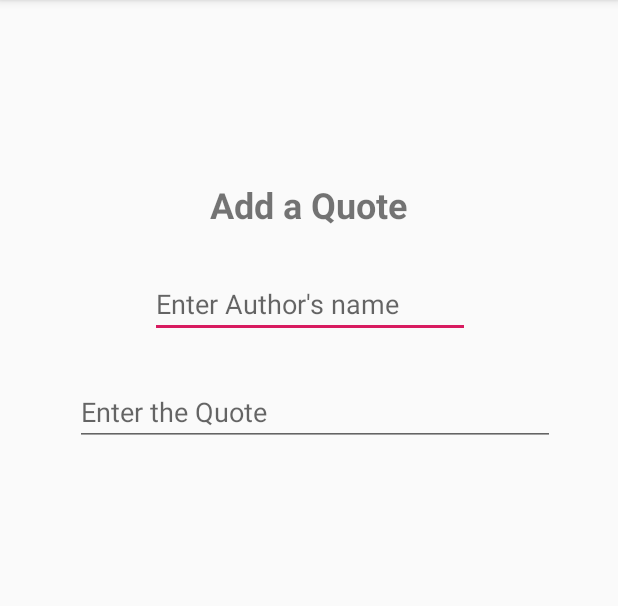
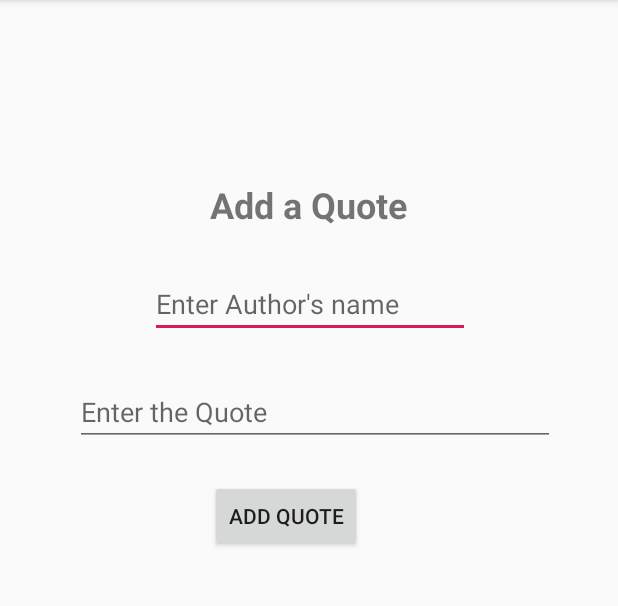
Before and after one commit to Apiyo4/Quotes, an Android app: the AddActivity screen opened directly, with no data from a screen before it, on a phone screen of 412 x 824 dp, the part 84-690 px from its top. Run offline under Robolectric (Android 15) with nearby library versions, the phone set to English and light mode, and no system bars.

```diff
--- a/app/src/main/java/com/example/quotes/AddActivity.java
+++ b/app/src/main/java/com/example/quotes/AddActivity.java
@@ -2,13 +2,35 @@ package com.example.quotes;
 
 import androidx.appcompat.app.AppCompatActivity;
 
+import android.content.Intent;
 import android.os.Bundle;
+import android.view.View;
+import android.widget.Button;
+import android.widget.EditText;
 
 public class AddActivity extends AppCompatActivity {
+    private Button mAddQuoteButton;
+    private EditText mAuthor;
 
     @Override
     protected void onCreate(Bundle savedInstanceState) {
         super.onCreate(savedInstanceState);
         setContentView(R.layout.activity_add);
+        mAuthor= (EditText) findViewById(R.id.author);
+        mAddQuoteButton = (Button) findViewById(R.id.addQuoteButton);
+        mAddQuoteButton.setOnClickListener(new View.OnClickListener() {
+            @Override
+            public void onClick(View view) {
+                String author = mAuthor.getText().toString();
+                Intent addQuoteIntent = new Intent(AddActivity.this, ReadActivity.class);
+                addQuoteIntent.putExtra("author", author);
+                startActivity(addQuoteIntent);
+            }
+        });
+
+
+
+
+
     }
 }
--- a/app/src/main/res/layout/activity_add.xml
+++ b/app/src/main/res/layout/activity_add.xml
@@ -21,7 +21,7 @@
         android:textStyle="bold" />
 
     <EditText
-        android:id="@+id/editText2"
+        android:id="@+id/author"
         android:layout_width="wrap_content"
         android:layout_height="wrap_content"
         android:layout_alignParentStart="true"
@@ -35,7 +35,7 @@
         android:textSize="18sp" />
 
     <EditText
-        android:id="@+id/editText3"
+        android:id="@+id/quote"
         android:layout_width="wrap_content"
         android:layout_height="wrap_content"
         android:layout_alignParentStart="true"
@@ -47,4 +47,15 @@
         android:hint="Enter the Quote"
         android:inputType="textPersonName"
         android:text="" />
+
+    <Button
+        android:id="@+id/addQuoteButton"
+        android:layout_width="wrap_content"
+        android:layout_height="wrap_content"
+        android:layout_alignParentStart="true"
+        android:layout_alignParentLeft="true"
+        android:layout_alignParentTop="true"
+        android:layout_marginLeft="140dp"
+        android:layout_marginTop="320dp"
+        android:text="Add Quote" />
 </RelativeLayout>
```
